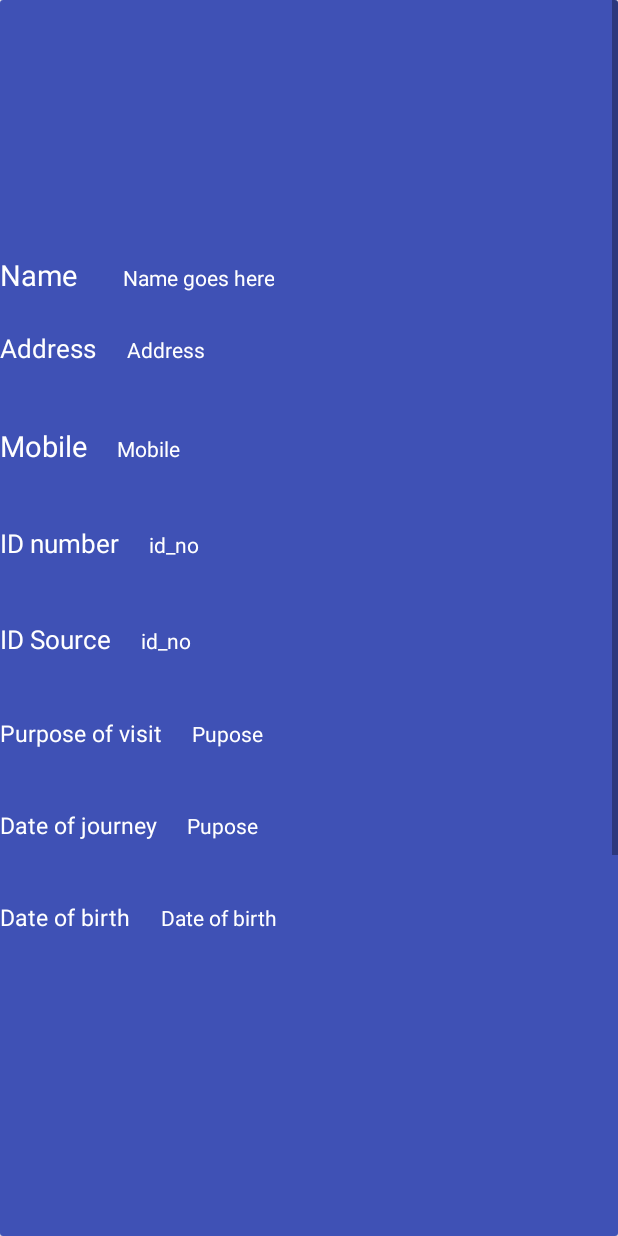
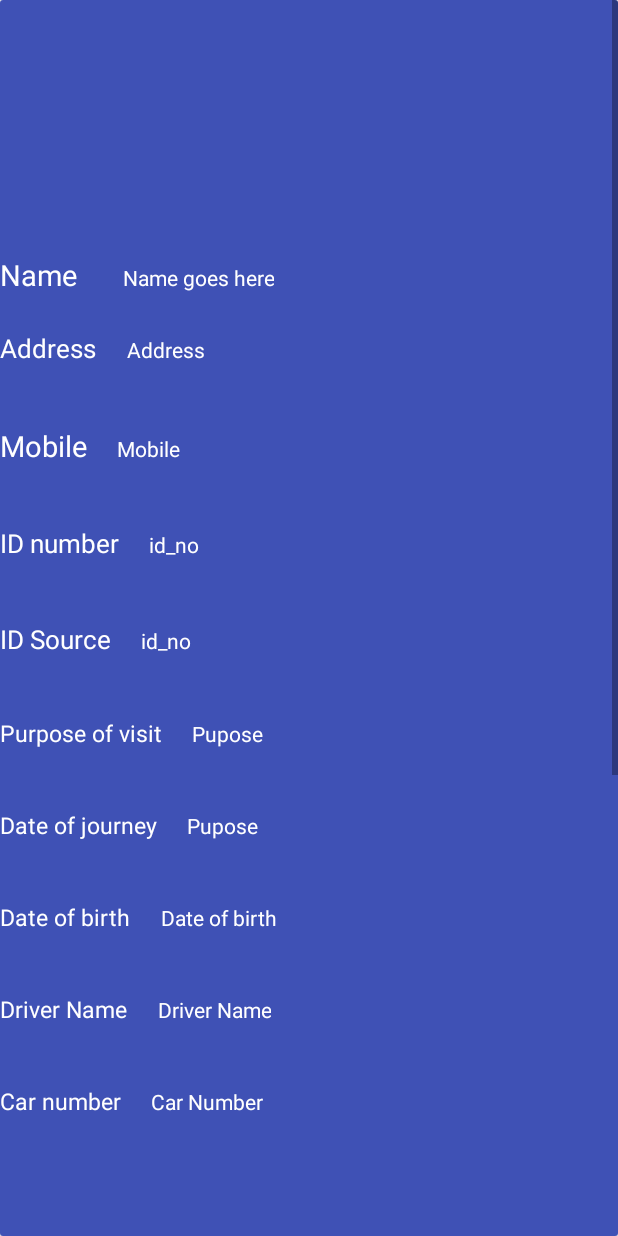
Before and after one commit to Dwijraj/TouristGuard, an Android app: the ViewPass screen opened directly, with no data from a screen before it, on a phone screen of 412 x 824 dp. Run offline under Robolectric (Android 15) with nearby library versions, the phone set to English and light mode, and no system bars; our stand-ins replace Firebase (no records; nobody signed in at launch, a user with empty details on screens opened directly); pictures from the network do not load; 16 statements that could not run were skipped.

Commit message:
Driver Name and Car Name Provision

```diff
--- a/app/src/main/java/firebaseapps/com/pass/Application.java
+++ b/app/src/main/java/firebaseapps/com/pass/Application.java
@@ -21,8 +21,10 @@ public class Application {
   public  String DateOfJourney;
   public  String Barcode_Image;
   public String ID_Source;
+    public String Carnumber;
+    public String Drivername;
 
-    public Application(String name, String address, String mobile, String ID_No, String purpose, String applicantPhoto, String applicantScanId, String uid, String applicationStatus, String dateOfBirth, String dateOfJourney,String barcode_Image,String id_source) {
+    public Application(String name, String address, String mobile, String ID_No, String purpose, String applicantPhoto, String applicantScanId, String uid, String applicationStatus, String dateOfBirth, String dateOfJourney,String barcode_Image,String id_source,String Carnumber,String Drivername) {
         Name = name;
         Address = address;
         Mobile = mobile;
@@ -32,6 +34,8 @@ public class Application {
         ApplicantPhoto = applicantPhoto;
         ApplicantScanId = applicantScanId;
         Uid = uid;
+        this.Carnumber=Carnumber;
+        this.Drivername=Drivername;
         ID_Source=id_source;
         ApplicationStatus = applicationStatus;
         DateOfBirth = dateOfBirth;
--- a/app/src/main/java/firebaseapps/com/pass/Passdetails.java
+++ b/app/src/main/java/firebaseapps/com/pass/Passdetails.java
@@ -567,7 +567,8 @@ public class Passdetails extends AppCompatActivity {
                                     newapplication.child("DateOfBirth").setValue(DateOfBirth);
                                     newapplication.child("DateOfJourney").setValue(DateOfJourney);
                                     newapplication.child("ID_Source").setValue(ID_Source);
-
+                                    newapplication.child("Carnumber").setValue("N/A");
+                                    newapplication.child("Drivername").setValue("N/A");
 
                                     Application_status.setText("Payment state :"+"Payment Received processing"+"\n" +"Transaction Id \n" +id);
 
--- a/app/src/main/java/firebaseapps/com/pass/Vehicles.java
+++ b/app/src/main/java/firebaseapps/com/pass/Vehicles.java
@@ -40,9 +40,9 @@ public class Vehicles extends AppCompatActivity {
     private Dialog NUMBER_OF_PASSENGER;
     private Dialog PASSENGER_NAME;
     private EditText Operatorname;
-    private EditText Pss1;//=(EditText)PASSENGER_NAME.findViewById(R.id.pass1);
-    private EditText Pss2;//=(EditText)PASSENGER_NAME.findViewById(R.id.pass2);
-    private EditText Pss3;//=(EditText)PASSENGER_NAME.findViewById(R.id.pass3);
+    private EditText Pss1;
+    private EditText Pss2;
+    private EditText Pss3;
     private EditText Pss4;//=(EditText)PASSENGER_NAME.findViewById(R.id.pass4);
     private EditText Pss5;//=(EditText)PASSENGER_NAME.findViewById(R.id.pass5);
     private EditText Pss6;//=(EditText)PASSENGER_NAME.findViewById(R.id.pass6);
--- a/app/src/main/java/firebaseapps/com/pass/ViewPass.java
+++ b/app/src/main/java/firebaseapps/com/pass/ViewPass.java
@@ -32,6 +32,8 @@ public class ViewPass extends AppCompatActivity {
     private TextView ID_No2;
     private TextView Purpose2;
     private TextView Scan_id2;
+    private TextView DriverName;
+    private TextView CarNumber;
     private ImageView Profile2;
     private  String pass;
     private TextView Application_status2;
@@ -52,6 +54,8 @@ public class ViewPass extends AppCompatActivity {
             finish();
         setContentView(R.layout.pass_history);
 
+        CarNumber=(TextView)findViewById(R.id.Carnumbers);
+        DriverName=(TextView)findViewById(R.id.DriverNAME);
       final  ImageView imageView=(ImageView) findViewById(R.id.BAR_CODE_SHOW);
        final TextView  Pass=(TextView)findViewById(R.id.PassNumber);
         generatebarcode=(Button)findViewById(R.id.Display_Bar_Code);
@@ -102,6 +106,8 @@ public class ViewPass extends AppCompatActivity {
                 Purpose2.setText(app.Purpose);
                 Application_status2.setText(app.ApplicationStatus.toUpperCase());
                 ID_source.setText(app.ID_Source);
+                CarNumber.setText(app.Carnumber);
+                DriverName.setText(app.Drivername);
 
                 if(app.ApplicationStatus.contains("Verified"))
                 {
--- a/app/src/main/java/firebaseapps/com/pass/View_Pass.java
+++ b/app/src/main/java/firebaseapps/com/pass/View_Pass.java
@@ -3,6 +3,7 @@ package firebaseapps.com.pass;
 import android.content.Intent;
 import android.support.v7.app.AppCompatActivity;
 import android.os.Bundle;
+import android.util.Log;
 import android.view.View;
 import android.widget.Button;
 import android.widget.EditText;
@@ -53,14 +54,18 @@ public class View_Pass extends AppCompatActivity {
                                 DatabaseReference ValidTheUser;
                                 ValidTheUser=databaseReference.child(PASS_NO).child("Uid");
 
+                                Log.v("HereNow","working");
+
                                 ValidTheUser.addValueEventListener(new ValueEventListener() {
                                     @Override
                                     public void onDataChange(DataSnapshot dataSnapshot) {
 
+                                        Log.v("HereNow","working2");
                                         String User_Id=dataSnapshot.getValue(String.class);
 
                                         if(User_Id.equals(mAuth.getCurrentUser().getUid()))
                                         {
+                                            Log.v("HereNow","working2");
                                             Intent view=new Intent(View_Pass.this,ViewPass.class);
                                             view.putExtra("Pass",PASS_NO);
 
--- a/app/src/main/res/layout/pass_history.xml
+++ b/app/src/main/res/layout/pass_history.xml
@@ -231,6 +231,55 @@
                 android:layout_marginLeft="20dp"/>
         </LinearLayout>
 
+        <LinearLayout
+            android:layout_marginTop="40dp"
+            android:layout_width="match_parent"
+            android:layout_height="wrap_content"
+            android:orientation="horizontal">
+
+            <TextView
+                android:layout_width="wrap_content"
+                android:layout_height="wrap_content"
+                android:text="Driver Name"
+                android:textSize="15sp"
+                android:textColor="#ffff"/>
+
+            <TextView
+                android:layout_marginTop="0dp"
+                android:layout_width="wrap_content"
+                android:layout_height="wrap_content"
+                android:text="Driver Name"
+                android:gravity="center"
+                android:textColor="#ffff"
+                android:id="@+id/DriverNAME"
+                android:layout_marginLeft="20dp"/>
+        </LinearLayout>
+
+        <LinearLayout
+            android:layout_marginTop="40dp"
+            android:layout_width="match_parent"
+            android:layout_height="wrap_content"
+            android:orientation="horizontal">
+
+            <TextView
+                android:layout_width="wrap_content"
+                android:layout_height="wrap_content"
+                android:text="Car number"
+                android:textSize="15sp"
+                android:textColor="#ffff"
+                android:id="@+id/textView2" />
+
+            <TextView
+                android:layout_marginTop="0dp"
+                android:layout_width="wrap_content"
+                android:layout_height="wrap_content"
+                android:text="Car Number"
+                android:gravity="center"
+                android:textColor="#ffff"
+                android:id="@+id/Carnumbers"
+                android:layout_marginLeft="20dp"/>
+        </LinearLayout>
+
 
 
 
```
Also changed, not shown: app/src/main/res/layout/activity_vehicles.xml (+30 -3 lines).
